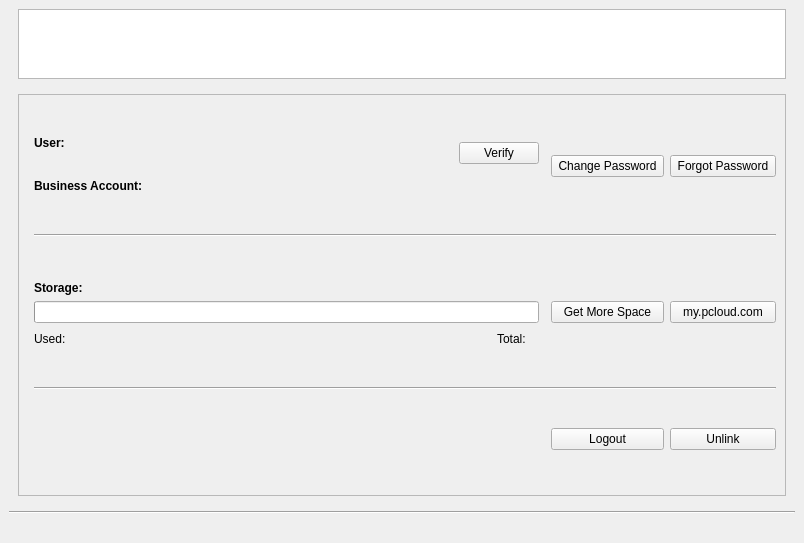
Above: pcloudwindow.ui from pcloudcom/psyncgui before the change. Below: the same form after it.
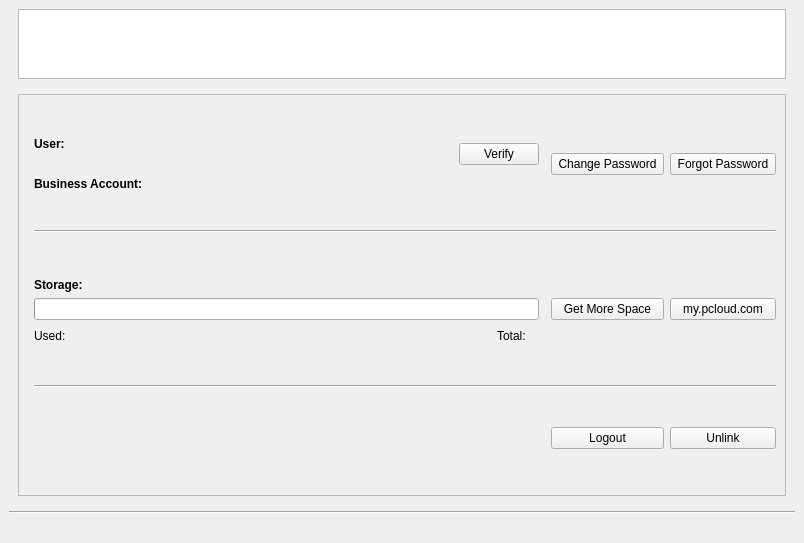
That is the form after the change. The open tabs and pages were chosen to show the change. Icons and pictures are not drawn.

Commit message: SLX-236 | fix slx-299

```diff
--- a/pcloudwindow.ui
+++ b/pcloudwindow.ui
@@ -334,19 +334,6 @@
                    </property>
                   </widget>
                  </item>
-                 <item>
-                  <spacer name="horizontalSpacer_12">
-                   <property name="orientation">
-                    <enum>Qt::Horizontal</enum>
-                   </property>
-                   <property name="sizeHint" stdset="0">
-                    <size>
-                     <width>40</width>
-                     <height>20</height>
-                    </size>
-                   </property>
-                  </spacer>
-                 </item>
                 </layout>
                </item>
               </layout>
```
Left out of the diff: 26 changed lines with no effect on the pictures. The commit also changes 1 other file.
